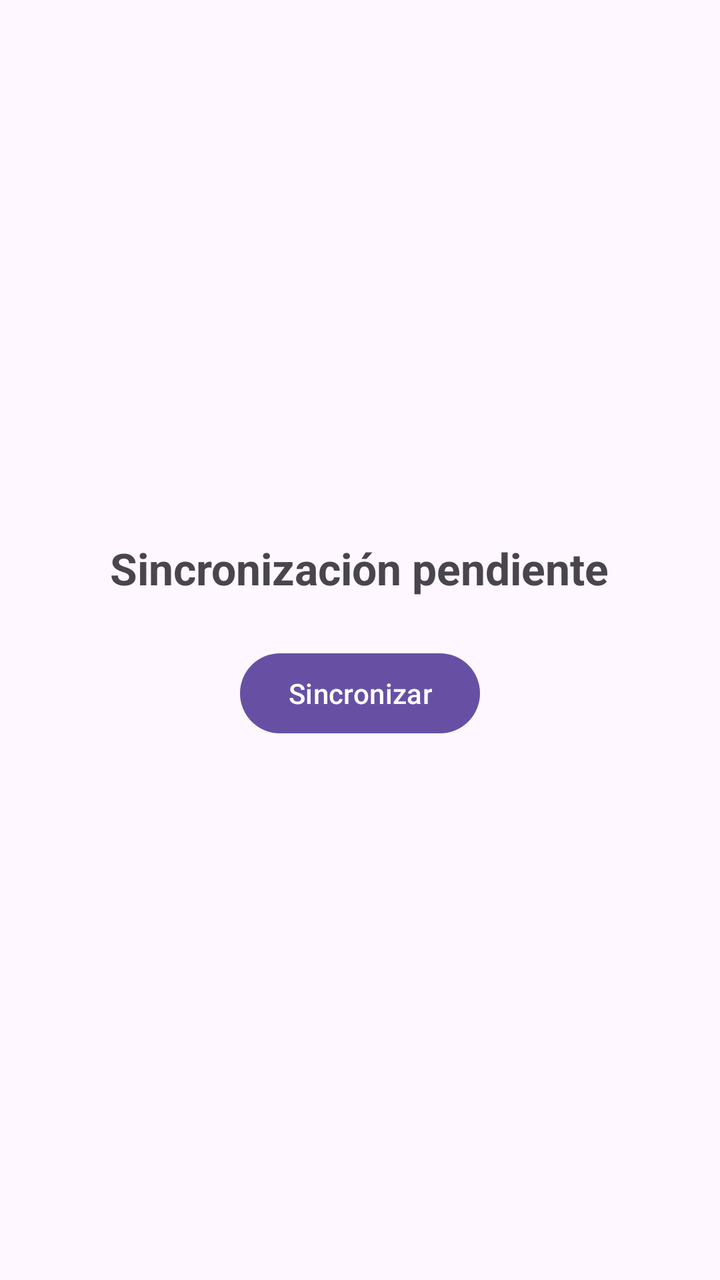
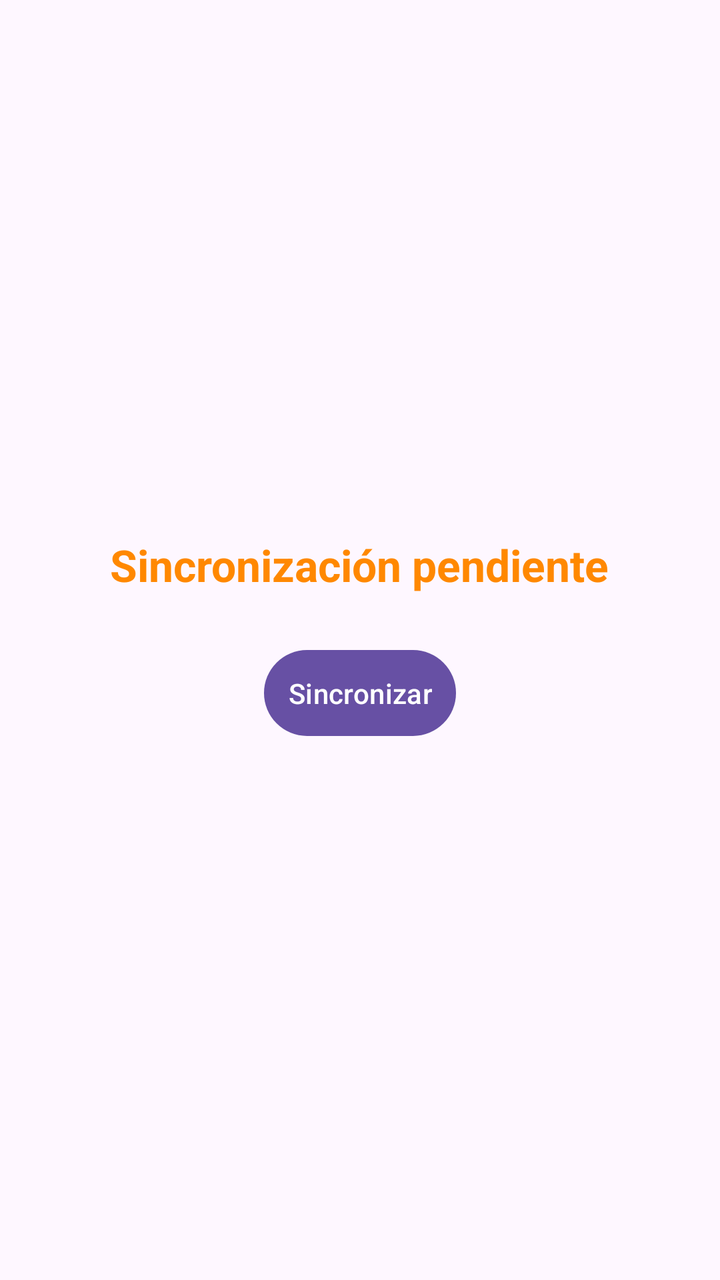

Compare the two renders of this Android layout. The source of the first and the diff that turns it into the second are given below.
<!-- AndroidManifest.xml: application theme Theme.NodoCivico -->
<!-- res/layout/fragment_sync_status.xml -->
<?xml version="1.0" encoding="utf-8"?>
<LinearLayout xmlns:android="http://schemas.android.com/apk/res/android"
    android:layout_width="match_parent"
    android:layout_height="match_parent"
    android:gravity="center"
    android:orientation="vertical"
    android:padding="24dp">

    <TextView
        android:id="@+id/tvSyncStatus"
        android:layout_width="wrap_content"
        android:layout_height="wrap_content"
        android:text="Sincronización pendiente"
        android:textSize="22sp"
        android:textStyle="bold" />

    <Button
        android:id="@+id/btnSyncNow"
        android:layout_width="wrap_content"
        android:layout_height="wrap_content"
        android:text="Sincronizar"
        android:layout_marginTop="24dp" />

</LinearLayout>
<!-- resources referenced by this layout -->
<resources>
  <style name="Theme.NodoCivico" parent="Base.Theme.NodoCivico" />
  <style name="Base.Theme.NodoCivico" parent="Theme.Material3.DayNight.NoActionBar">
          
          
      </style>
</resources>

<!-- the commit's change to res/layout/fragment_sync_status.xml (unified diff, before → after) -->
@@ -11,14 +11,16 @@
         android:layout_width="wrap_content"
         android:layout_height="wrap_content"
         android:text="Sincronización pendiente"
+        android:textColor="@android:color/holo_orange_dark"
         android:textSize="22sp"
         android:textStyle="bold" />
 
-    <Button
+    <com.google.android.material.button.MaterialButton
         android:id="@+id/btnSyncNow"
         android:layout_width="wrap_content"
         android:layout_height="wrap_content"
         android:text="Sincronizar"
-        android:layout_marginTop="24dp" />
+        android:layout_marginTop="24dp"
+        android:padding="12dp"/>
 
 </LinearLayout>
